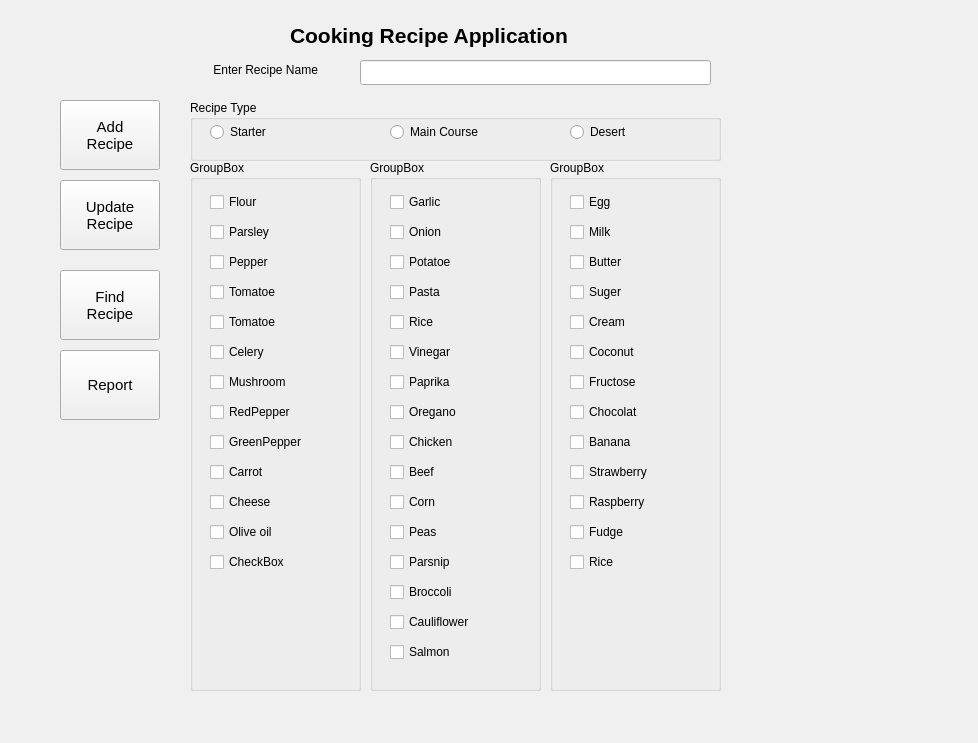
Above: cooking_recipe/mainwindow.ui from brian6466/Cooking-recipe-app before the change. Below: the same form after it.
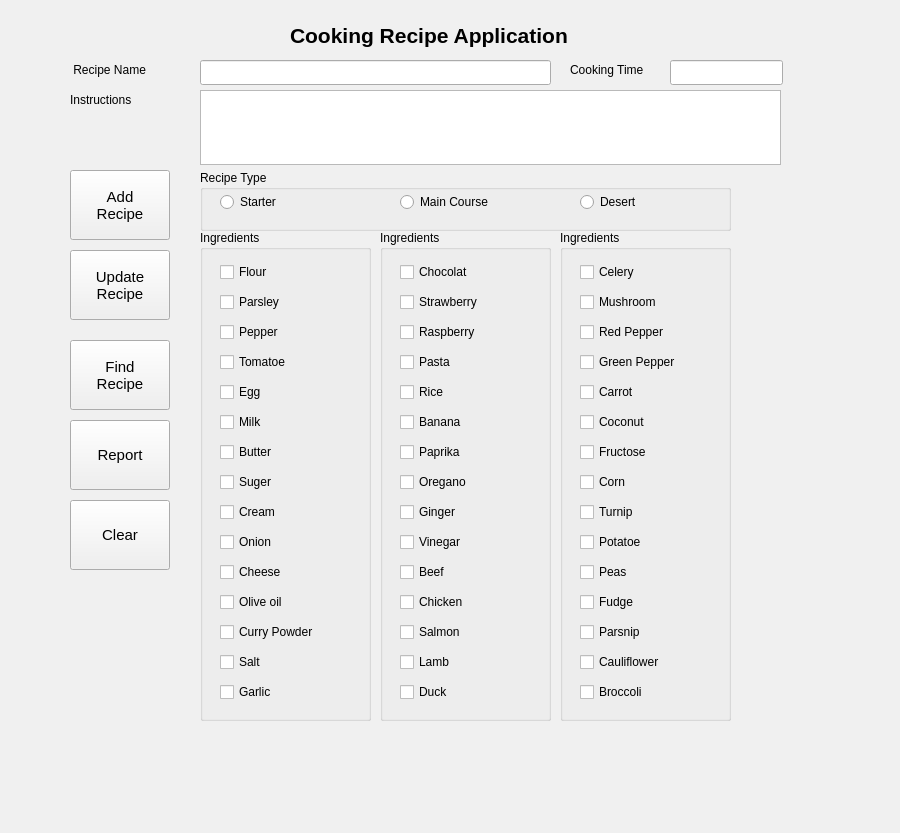
That is the form after the change.

```diff
--- a/cooking_recipe/mainwindow.ui
+++ b/cooking_recipe/mainwindow.ui
@@ -9,8 +9,8 @@
    <rect>
     <x>0</x>
     <y>0</y>
-    <width>978</width>
-    <height>743</height>
+    <width>900</width>
+    <height>833</height>
    </rect>
   </property>
   <property name="palette">
@@ -28,8 +28,8 @@
      <colorrole role="Base">
       <brush brushstyle="SolidPattern">
        <color alpha="255">
-        <red>85</red>
-        <green>0</green>
+        <red>255</red>
+        <green>255</green>
         <blue>255</blue>
        </color>
       </brush>
@@ -114,8 +114,8 @@
    <widget class="QPushButton" name="btnAddRecipe">
     <property name="geometry">
      <rect>
-      <x>60</x>
-      <y>100</y>
+      <x>70</x>
+      <y>170</y>
       <width>100</width>
       <height>70</height>
      </rect>
@@ -197,8 +197,8 @@
    <widget class="QPushButton" name="btnUpdateRecipe">
     <property name="geometry">
      <rect>
-      <x>60</x>
-      <y>180</y>
+      <x>70</x>
+      <y>250</y>
       <width>100</width>
       <height>70</height>
      </rect>
@@ -216,8 +216,8 @@
    <widget class="QPushButton" name="btnReport">
     <property name="geometry">
      <rect>
-      <x>60</x>
-      <y>350</y>
+      <x>70</x>
+      <y>420</y>
       <width>100</width>
       <height>70</height>
      </rect>
@@ -234,8 +234,8 @@
    <widget class="QPushButton" name="btnFindRecipe">
     <property name="geometry">
      <rect>
-      <x>60</x>
-      <y>270</y>
+      <x>70</x>
+      <y>340</y>
       <width>100</width>
       <height>70</height>
      </rect>
@@ -253,8 +253,8 @@
    <widget class="QGroupBox" name="groupRadio">
     <property name="geometry">
      <rect>
-      <x>190</x>
-      <y>100</y>
+      <x>200</x>
+      <y>170</y>
       <width>531</width>
       <height>61</height>
      </rect>
@@ -334,14 +334,14 @@
    <widget class="QGroupBox" name="groupStartedCheck">
     <property name="geometry">
      <rect>
-      <x>190</x>
-      <y>160</y>
+      <x>200</x>
+      <y>230</y>
       <width>171</width>
-      <height>531</height>
+      <height>491</height>
      </rect>
     </property>
     <property name="title">
-     <string>GroupBox</string>
+     <string>Ingredients</string>
     </property>
     <widget class="QCheckBox" name="checkBoxFlour">
      <property name="geometry">
@@ -395,58 +395,6 @@
       <string>Tomatoe</string>
      </property>
     </widget>
-    <widget class="QCheckBox" name="checkBoxTomatoe_2">
-     <property name="geometry">
-      <rect>
-       <x>20</x>
-       <y>150</y>
-       <width>111</width>
-       <height>24</height>
-      </rect>
-     </property>
-     <property name="text">
-      <string>Tomatoe</string>
-     </property>
-    </widget>
-    <widget class="QCheckBox" name="checkBoxCelery">
-     <property name="geometry">
-      <rect>
-       <x>20</x>
-       <y>180</y>
-       <width>111</width>
-       <height>24</height>
-      </rect>
-     </property>
-     <property name="text">
-      <string>Celery</string>
-     </property>
-    </widget>
-    <widget class="QCheckBox" name="checkBoxMushroom">
-     <property name="geometry">
-      <rect>
-       <x>20</x>
-       <y>210</y>
-       <width>111</width>
-       <height>24</height>
-      </rect>
-     </property>
-     <property name="text">
-      <string>Mushroom</string>
-     </property>
-    </widget>
-    <widget class="QCheckBox" name="checkBoxRedPepper">
-     <property name="geometry">
-      <rect>
-       <x>20</x>
-       <y>240</y>
-       <width>111</width>
-       <height>24</height>
-      </rect>
-     </property>
-     <property name="text">
-      <string>RedPepper</string>
-     </property>
-    </widget>
     <widget class="QCheckBox" name="checkBoxOliveOil">
      <property name="geometry">
       <rect>
@@ -473,76 +421,102 @@
       <string>Cheese</string>
      </property>
     </widget>
-    <widget class="QCheckBox" name="checkBoxCarrot">
-     <property name="geometry">
-      <rect>
-       <x>20</x>
-       <y>300</y>
-       <width>101</width>
-       <height>24</height>
-      </rect>
-     </property>
-     <property name="text">
-      <string>Carrot</string>
-     </property>
-    </widget>
-    <widget class="QCheckBox" name="checkBoxGreenPepper">
-     <property name="geometry">
-      <rect>
-       <x>20</x>
-       <y>270</y>
-       <width>101</width>
-       <height>24</height>
-      </rect>
-     </property>
-     <property name="text">
-      <string>GreenPepper</string>
-     </property>
-    </widget>
-    <widget class="QCheckBox" name="checkBox_42">
+    <widget class="QCheckBox" name="checkBoxCurryPowder">
      <property name="geometry">
       <rect>
        <x>20</x>
        <y>390</y>
+       <width>121</width>
+       <height>24</height>
+      </rect>
+     </property>
+     <property name="text">
+      <string>Curry Powder</string>
+     </property>
+    </widget>
+    <widget class="QCheckBox" name="checkBoxSalt">
+     <property name="geometry">
+      <rect>
+       <x>20</x>
+       <y>420</y>
+       <width>88</width>
+       <height>24</height>
+      </rect>
+     </property>
+     <property name="text">
+      <string>Salt</string>
+     </property>
+    </widget>
+    <widget class="QCheckBox" name="checkBoxEgg">
+     <property name="geometry">
+      <rect>
+       <x>20</x>
+       <y>150</y>
        <width>101</width>
        <height>24</height>
       </rect>
      </property>
      <property name="text">
-      <string>CheckBox</string>
+      <string>Egg</string>
      </property>
     </widget>
-   </widget>
-   <widget class="QGroupBox" name="groupMainCheck">
-    <property name="geometry">
-     <rect>
-      <x>370</x>
-      <y>160</y>
-      <width>171</width>
-      <height>531</height>
-     </rect>
-    </property>
-    <property name="title">
-     <string>GroupBox</string>
-    </property>
-    <widget class="QCheckBox" name="checkBoxVinegar">
+    <widget class="QCheckBox" name="checkBoxMilk">
      <property name="geometry">
       <rect>
        <x>20</x>
        <y>180</y>
-       <width>111</width>
+       <width>101</width>
        <height>24</height>
       </rect>
      </property>
      <property name="text">
-      <string>Vinegar</string>
+      <string>Milk</string>
+     </property>
+    </widget>
+    <widget class="QCheckBox" name="checkBoxButter">
+     <property name="geometry">
+      <rect>
+       <x>20</x>
+       <y>210</y>
+       <width>101</width>
+       <height>24</height>
+      </rect>
+     </property>
+     <property name="text">
+      <string>Butter</string>
+     </property>
+    </widget>
+    <widget class="QCheckBox" name="checkBoxSuger">
+     <property name="geometry">
+      <rect>
+       <x>20</x>
+       <y>240</y>
+       <width>101</width>
+       <height>24</height>
+      </rect>
+     </property>
+     <property name="text">
+      <string>Suger</string>
+     </property>
+    </widget>
+    <widget class="QCheckBox" name="checkBoxCream">
+     <property name="geometry">
+      <rect>
+       <x>20</x>
+       <y>270</y>
+       <width>101</width>
+       <height>24</height>
+      </rect>
+     </property>
+     <property name="text">
+      <string>Cream</string>
      </property>
     </widget>
     <widget class="QCheckBox" name="checkBoxOnion">
      <property name="geometry">
       <rect>
        <x>20</x>
-       <y>60</y>
+       <y>300</y>
        <width>111</width>
        <height>24</height>
       </rect>
@@ -551,24 +525,11 @@
       <string>Onion</string>
      </property>
     </widget>
-    <widget class="QCheckBox" name="checkBoxPasta">
-     <property name="geometry">
-      <rect>
-       <x>20</x>
-       <y>120</y>
-       <width>111</width>
-       <height>24</height>
-      </rect>
-     </property>
-     <property name="text">
-      <string>Pasta</string>
-     </property>
-    </widget>
     <widget class="QCheckBox" name="checkBoxGarlic">
      <property name="geometry">
       <rect>
        <x>20</x>
-       <y>30</y>
+       <y>450</y>
        <width>111</width>
        <height>24</height>
       </rect>
@@ -577,17 +538,43 @@
       <string>Garlic</string>
      </property>
     </widget>
-    <widget class="QCheckBox" name="checkBoxPotatoe">
+   </widget>
+   <widget class="QGroupBox" name="groupBox2">
+    <property name="geometry">
+     <rect>
+      <x>380</x>
+      <y>230</y>
+      <width>171</width>
+      <height>491</height>
+     </rect>
+    </property>
+    <property name="title">
+     <string>Ingredients</string>
+    </property>
+    <widget class="QCheckBox" name="checkBoxVinegar">
      <property name="geometry">
       <rect>
        <x>20</x>
-       <y>90</y>
+       <y>300</y>
        <width>111</width>
        <height>24</height>
       </rect>
      </property>
      <property name="text">
-      <string>Potatoe</string>
+      <string>Vinegar</string>
+     </property>
+    </widget>
+    <widget class="QCheckBox" name="checkBoxPasta">
+     <property name="geometry">
+      <rect>
+       <x>20</x>
+       <y>120</y>
+       <width>111</width>
+       <height>24</height>
+      </rect>
+     </property>
+     <property name="text">
+      <string>Pasta</string>
      </property>
     </widget>
     <widget class="QCheckBox" name="checkBoxRice">
@@ -629,24 +616,11 @@
       <string>Paprika</string>
      </property>
     </widget>
-    <widget class="QCheckBox" name="checkBoxBroccoli">
-     <property name="geometry">
-      <rect>
-       <x>20</x>
-       <y>420</y>
-       <width>111</width>
-       <height>24</height>
-      </rect>
-     </property>
-     <property name="text">
-      <string>Broccoli </string>
-     </property>
-    </widget>
     <widget class="QCheckBox" name="checkBoxBeef">
      <property name="geometry">
       <rect>
        <x>20</x>
-       <y>300</y>
+       <y>330</y>
        <width>111</width>
        <height>24</height>
       </rect>
@@ -655,24 +629,11 @@
       <string>Beef</string>
      </property>
     </widget>
-    <widget class="QCheckBox" name="checkBoxPeas">
+    <widget class="QCheckBox" name="checkBoxChicken">
      <property name="geometry">
       <rect>
        <x>20</x>
        <y>360</y>
-       <width>111</width>
-       <height>24</height>
-      </rect>
-     </property>
-     <property name="text">
-      <string>Peas</string>
-     </property>
-    </widget>
-    <widget class="QCheckBox" name="checkBox_28">
-     <property name="geometry">
-      <rect>
-       <x>20</x>
-       <y>270</y>
        <width>111</width>
        <height>24</height>
       </rect>
@@ -681,37 +642,11 @@
       <string>Chicken </string>
      </property>
     </widget>
-    <widget class="QCheckBox" name="checkBoxCorn">
-     <property name="geometry">
-      <rect>
-       <x>20</x>
-       <y>330</y>
-       <width>111</width>
-       <height>24</height>
-      </rect>
-     </property>
-     <property name="text">
-      <string>Corn</string>
-     </property>
-    </widget>
-    <widget class="QCheckBox" name="checkBoxParsnip">
-     <property name="geometry">
-      <rect>
-       <x>20</x>
-       <y>390</y>
-       <width>111</width>
-       <height>24</height>
-      </rect>
-     </property>
-     <property name="text">
-      <string>Parsnip</string>
-     </property>
-    </widget>
     <widget class="QCheckBox" name="checkBoxSalmon">
      <property name="geometry">
       <rect>
        <x>20</x>
-       <y>480</y>
+       <y>390</y>
        <width>111</width>
        <height>24</height>
       </rect>
@@ -720,115 +655,24 @@
       <string>Salmon</string>
      </property>
     </widget>
-    <widget class="QCheckBox" name="checkBoxCauliflower">
+    <widget class="QCheckBox" name="checkBoxGinger">
      <property name="geometry">
       <rect>
        <x>20</x>
-       <y>450</y>
-       <width>111</width>
-       <height>24</height>
-      </rect>
-     </property>
-     <property name="text">
-      <string>Cauliflower</string>
-     </property>
-    </widget>
-   </widget>
-   <widget class="QGroupBox" name="groupDesertCheck">
-    <property name="geometry">
-     <rect>
-      <x>550</x>
-      <y>160</y>
-      <width>171</width>
-      <height>531</height>
-     </rect>
-    </property>
-    <property name="title">
-     <string>GroupBox</string>
-    </property>
-    <widget class="QCheckBox" name="checkBoxCoconut">
-     <property name="geometry">
-      <rect>
-       <x>20</x>
-       <y>180</y>
+       <y>270</y>
        <width>101</width>
        <height>24</height>
       </rect>
      </property>
      <property name="text">
-      <string>Coconut </string>
-     </property>
-    </widget>
-    <widget class="QCheckBox" name="checkBoxMilk">
-     <property name="geometry">
-      <rect>
-       <x>20</x>
-       <y>60</y>
-       <width>101</width>
-       <height>24</height>
-      </rect>
-     </property>
-     <property name="text">
-      <string>Milk</string>
-     </property>
-    </widget>
-    <widget class="QCheckBox" name="checkBoxSuger">
-     <property name="geometry">
-      <rect>
-       <x>20</x>
-       <y>120</y>
-       <width>101</width>
-       <height>24</height>
-      </rect>
-     </property>
-     <property name="text">
-      <string>Suger</string>
-     </property>
-    </widget>
-    <widget class="QCheckBox" name="checkBoxEgg">
-     <property name="geometry">
-      <rect>
-       <x>20</x>
-       <y>30</y>
-       <width>101</width>
-       <height>24</height>
-      </rect>
-     </property>
-     <property name="text">
-      <string>Egg</string>
-     </property>
-    </widget>
-    <widget class="QCheckBox" name="checkBoxButter">
-     <property name="geometry">
-      <rect>
-       <x>20</x>
-       <y>90</y>
-       <width>101</width>
-       <height>24</height>
-      </rect>
-     </property>
-     <property name="text">
-      <string>Butter</string>
-     </property>
-    </widget>
-    <widget class="QCheckBox" name="checkBoxCream">
-     <property name="geometry">
-      <rect>
-       <x>20</x>
-       <y>150</y>
-       <width>101</width>
-       <height>24</height>
-      </rect>
-     </property>
-     <property name="text">
-      <string>Cream</string>
+      <string>Ginger</string>
      </property>
     </widget>
     <widget class="QCheckBox" name="checkBoxChocolat">
      <property name="geometry">
       <rect>
        <x>20</x>
-       <y>240</y>
+       <y>30</y>
        <width>101</width>
        <height>24</height>
       </rect>
@@ -837,50 +681,11 @@
       <string>Chocolat</string>
      </property>
     </widget>
-    <widget class="QCheckBox" name="checkBoxFructose">
-     <property name="geometry">
-      <rect>
-       <x>20</x>
-       <y>210</y>
-       <width>101</width>
-       <height>24</height>
-      </rect>
-     </property>
-     <property name="text">
-      <string>Fructose </string>
-     </property>
-    </widget>
-    <widget class="QCheckBox" name="checkBoxFudge">
-     <property name="geometry">
-      <rect>
-       <x>20</x>
-       <y>360</y>
-       <width>101</width>
-       <height>24</height>
-      </rect>
-     </property>
-     <property name="text">
-      <string>Fudge</string>
-     </property>
-    </widget>
-    <widget class="QCheckBox" name="checkBoxRaspberry">
-     <property name="geometry">
-      <rect>
-       <x>20</x>
-       <y>330</y>
-       <width>101</width>
-       <height>24</height>
-      </rect>
-     </property>
-     <property name="text">
-      <string>Raspberry</string>
-     </property>
-    </widget>
     <widget class="QCheckBox" name="checkBoxStrawberry">
      <property name="geometry">
       <rect>
        <x>20</x>
-       <y>300</y>
+       <y>60</y>
        <width>101</width>
        <height>24</height>
       </rect>
@@ -889,11 +694,24 @@
       <string>Strawberry</string>
      </property>
     </widget>
+    <widget class="QCheckBox" name="checkBoxRaspberry">
+     <property name="geometry">
+      <rect>
+       <x>20</x>
+       <y>90</y>
+       <width>101</width>
+       <height>24</height>
+      </rect>
+     </property>
+     <property name="text">
+      <string>Raspberry</string>
+     </property>
+    </widget>
     <widget class="QCheckBox" name="checkBoxBanana">
      <property name="geometry">
       <rect>
        <x>20</x>
-       <y>270</y>
+       <y>180</y>
        <width>101</width>
        <height>24</height>
       </rect>
@@ -902,25 +720,246 @@
       <string>Banana</string>
      </property>
     </widget>
-    <widget class="QCheckBox" name="checkBoxRice_2">
+    <widget class="QCheckBox" name="checkBoxLamb">
+     <property name="geometry">
+      <rect>
+       <x>20</x>
+       <y>420</y>
+       <width>88</width>
+       <height>24</height>
+      </rect>
+     </property>
+     <property name="text">
+      <string>Lamb</string>
+     </property>
+    </widget>
+    <widget class="QCheckBox" name="checkBoxDuck">
+     <property name="geometry">
+      <rect>
+       <x>20</x>
+       <y>450</y>
+       <width>88</width>
+       <height>24</height>
+      </rect>
+     </property>
+     <property name="text">
+      <string>Duck</string>
+     </property>
+    </widget>
+   </widget>
+   <widget class="QGroupBox" name="groupBox3">
+    <property name="geometry">
+     <rect>
+      <x>560</x>
+      <y>230</y>
+      <width>171</width>
+      <height>491</height>
+     </rect>
+    </property>
+    <property name="title">
+     <string>Ingredients</string>
+    </property>
+    <widget class="QCheckBox" name="checkBoxCoconut">
+     <property name="geometry">
+      <rect>
+       <x>20</x>
+       <y>180</y>
+       <width>101</width>
+       <height>24</height>
+      </rect>
+     </property>
+     <property name="text">
+      <string>Coconut </string>
+     </property>
+    </widget>
+    <widget class="QCheckBox" name="checkBoxFructose">
+     <property name="geometry">
+      <rect>
+       <x>20</x>
+       <y>210</y>
+       <width>101</width>
+       <height>24</height>
+      </rect>
+     </property>
+     <property name="text">
+      <string>Fructose </string>
+     </property>
+    </widget>
+    <widget class="QCheckBox" name="checkBoxFudge">
+     <property name="geometry">
+      <rect>
+       <x>20</x>
+       <y>360</y>
+       <width>101</width>
+       <height>24</height>
+      </rect>
+     </property>
+     <property name="text">
+      <string>Fudge</string>
+     </property>
+    </widget>
+    <widget class="QCheckBox" name="checkBoxParsnip">
      <property name="geometry">
       <rect>
        <x>20</x>
        <y>390</y>
+       <width>111</width>
+       <height>24</height>
+      </rect>
+     </property>
+     <property name="text">
+      <string>Parsnip</string>
+     </property>
+    </widget>
+    <widget class="QCheckBox" name="checkBoxCauliflower">
+     <property name="geometry">
+      <rect>
+       <x>20</x>
+       <y>420</y>
+       <width>111</width>
+       <height>24</height>
+      </rect>
+     </property>
+     <property name="text">
+      <string>Cauliflower</string>
+     </property>
+    </widget>
+    <widget class="QCheckBox" name="checkBoxBroccoli">
+     <property name="geometry">
+      <rect>
+       <x>20</x>
+       <y>450</y>
+       <width>111</width>
+       <height>24</height>
+      </rect>
+     </property>
+     <property name="text">
+      <string>Broccoli </string>
+     </property>
+    </widget>
+    <widget class="QCheckBox" name="checkBoxTurnip">
+     <property name="geometry">
+      <rect>
+       <x>20</x>
+       <y>270</y>
+       <width>111</width>
+       <height>24</height>
+      </rect>
+     </property>
+     <property name="text">
+      <string>Turnip</string>
+     </property>
+    </widget>
+    <widget class="QCheckBox" name="checkBoxCelery">
+     <property name="geometry">
+      <rect>
+       <x>20</x>
+       <y>30</y>
+       <width>111</width>
+       <height>24</height>
+      </rect>
+     </property>
+     <property name="text">
+      <string>Celery</string>
+     </property>
+    </widget>
+    <widget class="QCheckBox" name="checkBoxMushroom">
+     <property name="geometry">
+      <rect>
+       <x>20</x>
+       <y>60</y>
+       <width>111</width>
+       <height>24</height>
+      </rect>
+     </property>
+     <property name="text">
+      <string>Mushroom</string>
+     </property>
+    </widget>
+    <widget class="QCheckBox" name="checkBoxRedPepper">
+     <property name="geometry">
+      <rect>
+       <x>20</x>
+       <y>90</y>
+       <width>121</width>
+       <height>24</height>
+      </rect>
+     </property>
+     <property name="text">
+      <string>Red Pepper</string>
+     </property>
+    </widget>
+    <widget class="QCheckBox" name="checkBoxGreenPepper">
+     <property name="geometry">
+      <rect>
+       <x>20</x>
+       <y>120</y>
+       <width>131</width>
+       <height>24</height>
+      </rect>
+     </property>
+     <property name="text">
+      <string>Green Pepper</string>
+     </property>
+    </widget>
+    <widget class="QCheckBox" name="checkBoxCarrot">
+     <property name="geometry">
+      <rect>
+       <x>20</x>
+       <y>150</y>
        <width>101</width>
        <height>24</height>
       </rect>
      </property>
      <property name="text">
-      <string>Rice</string>
+      <string>Carrot</string>
+     </property>
+    </widget>
+    <widget class="QCheckBox" name="checkBoxCorn">
+     <property name="geometry">
+      <rect>
+       <x>20</x>
+       <y>240</y>
+       <width>111</width>
+       <height>24</height>
+      </rect>
+     </property>
+     <property name="text">
+      <string>Corn</string>
+     </property>
+    </widget>
+    <widget class="QCheckBox" name="checkBoxPotatoe">
+     <property name="geometry">
+      <rect>
+       <x>20</x>
+       <y>300</y>
+       <width>111</width>
+       <height>24</height>
+      </rect>
+     </property>
+     <property name="text">
+      <string>Potatoe</string>
+     </property>
+    </widget>
+    <widget class="QCheckBox" name="checkBoxPeas">
+     <property name="geometry">
+      <rect>
+       <x>20</x>
+       <y>330</y>
+       <width>111</width>
+       <height>24</height>
+      </rect>
+     </property>
+     <property name="text">
+      <string>Peas</string>
      </property>
     </widget>
    </widget>
    <widget class="QLabel" name="lblInfo">
     <property name="geometry">
      <rect>
-      <x>190</x>
-      <y>700</y>
+      <x>200</x>
+      <y>730</y>
       <width>401</width>
       <height>20</height>
      </rect>
@@ -932,26 +971,90 @@
    <widget class="QLabel" name="lblInfo_2">
     <property name="geometry">
      <rect>
-      <x>210</x>
+      <x>70</x>
       <y>60</y>
-      <width>161</width>
+      <width>111</width>
       <height>20</height>
      </rect>
     </property>
     <property name="text">
-     <string> Enter Recipe Name</string>
+     <string> Recipe Name</string>
     </property>
    </widget>
    <widget class="QLineEdit" name="txtName">
     <property name="geometry">
      <rect>
-      <x>360</x>
+      <x>200</x>
       <y>60</y>
       <width>351</width>
       <height>25</height>
      </rect>
     </property>
    </widget>
+   <widget class="QLabel" name="labelInstructions">
+    <property name="geometry">
+     <rect>
+      <x>70</x>
+      <y>90</y>
+      <width>91</width>
+      <height>20</height>
+     </rect>
+    </property>
+    <property name="text">
+     <string>Instructions</string>
+    </property>
+   </widget>
+   <widget class="QLabel" name="labelTime">
+    <property name="geometry">
+     <rect>
+      <x>570</x>
+      <y>60</y>
+      <width>101</width>
+      <height>20</height>
+     </rect>
+    </property>
+    <property name="text">
+     <string>Cooking Time</string>
+    </property>
+   </widget>
+   <widget class="QLineEdit" name="lineEditTime">
+    <property name="geometry">
+     <rect>
+      <x>670</x>
+      <y>60</y>
+      <width>113</width>
+      <height>25</height>
+     </rect>
+    </property>
+   </widget>
+   <widget class="QPlainTextEdit" name="plainTextInstructions">
+    <property name="geometry">
+     <rect>
+      <x>200</x>
+      <y>90</y>
+      <width>581</width>
+      <height>75</height>
+     </rect>
+    </property>
+   </widget>
+   <widget class="QPushButton" name="btnClear">
+    <property name="geometry">
+     <rect>
+      <x>70</x>
+      <y>500</y>
+      <width>100</width>
+      <height>70</height>
+     </rect>
+    </property>
+    <property name="font">
+     <font>
+      <pointsize>11</pointsize>
+     </font>
+    </property>
+    <property name="text">
+     <string>Clear</string>
+    </property>
+   </widget>
   </widget>
  </widget>
  <layoutdefault spacing="6" margin="11"/>
```
Left out of the diff: 8 changed lines with no effect on the pictures.
